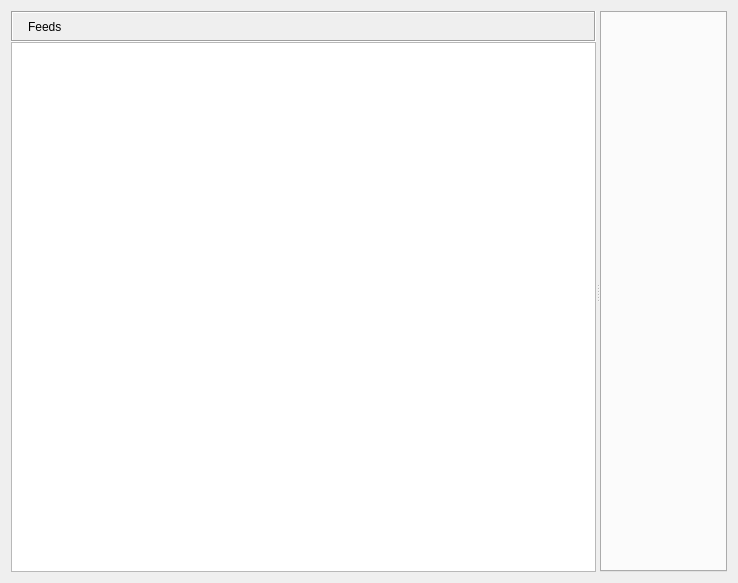
Before: the Qt Designer form plugins/FeedReader/gui/FeedReaderDialog.ui in RetroShare/RetroShare, drawn with Qt 5.
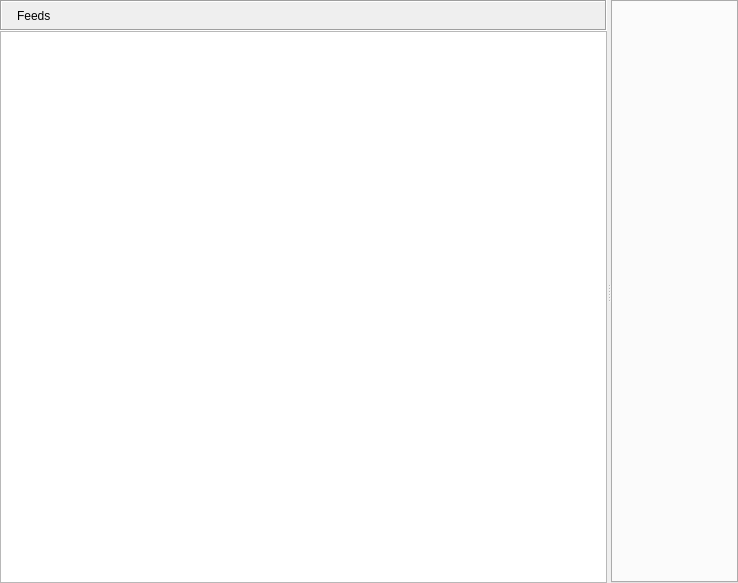
After: the same form once the commit is applied. Icons and pictures are not drawn. Custom widgets are drawn as their Qt base class.

```diff
--- a/plugins/FeedReader/gui/FeedReaderDialog.ui
+++ b/plugins/FeedReader/gui/FeedReaderDialog.ui
@@ -14,6 +14,18 @@
    <string/>
   </property>
   <layout class="QHBoxLayout" name="horizontalLayout_2">
+   <property name="leftMargin">
+    <number>0</number>
+   </property>
+   <property name="topMargin">
+    <number>0</number>
+   </property>
+   <property name="rightMargin">
+    <number>0</number>
+   </property>
+   <property name="bottomMargin">
+    <number>0</number>
+   </property>
    <item>
     <widget class="QSplitter" name="splitter">
      <property name="orientation">
```
